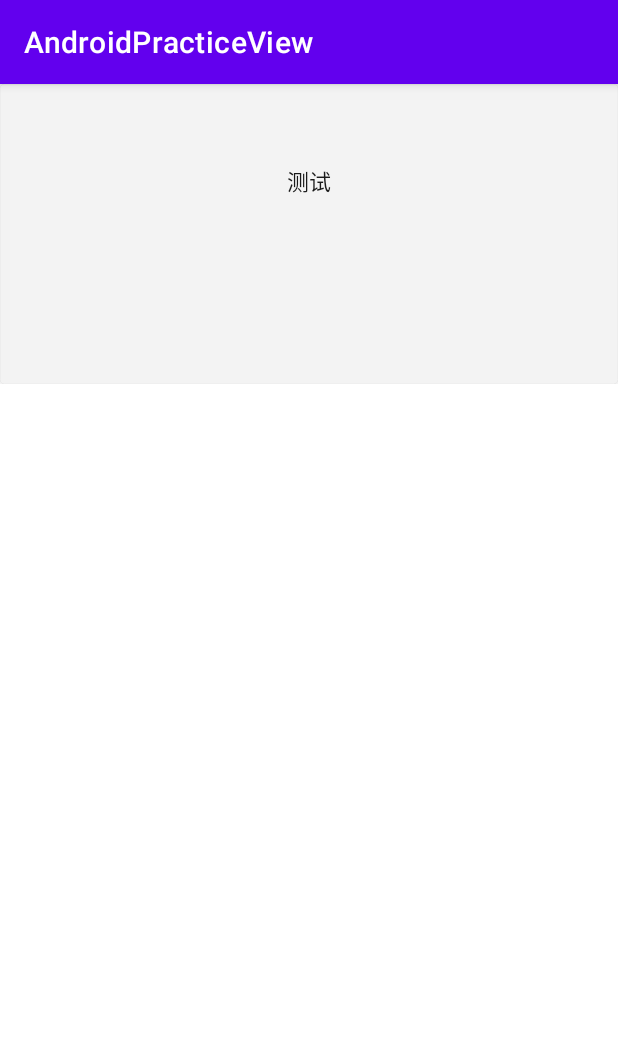
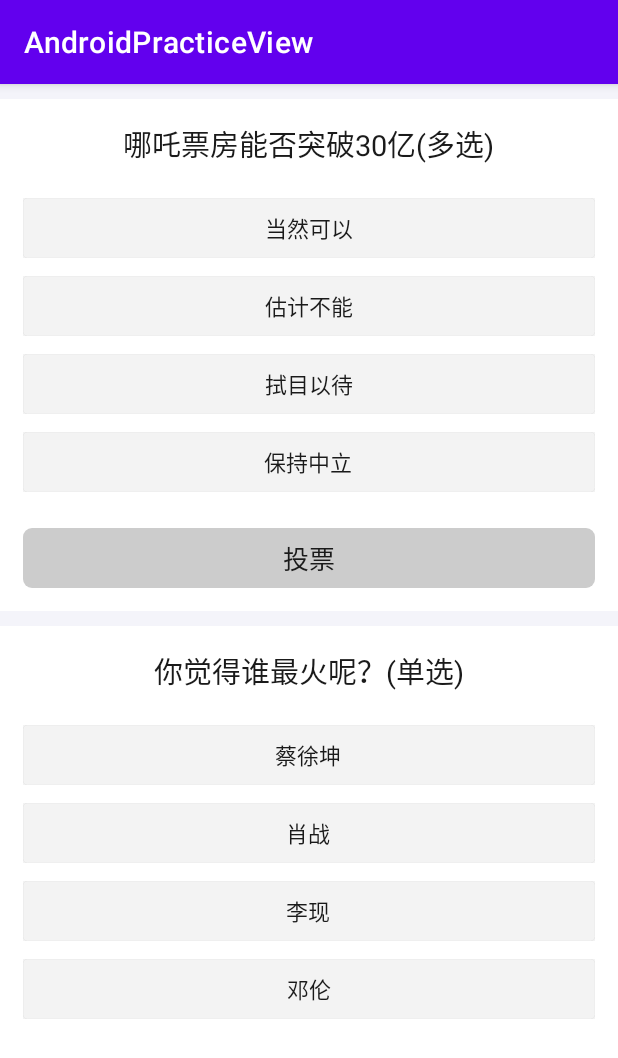
Before and after one commit to Joseph-zzr/AndroidCustomView, an Android app: the SinaVoteActivity screen opened directly, with no data from a screen before it, on a phone screen of 412 x 824 dp. Shown: the top 1058 px of the screen. Run offline under Robolectric (Android 15) with nearby library versions, the phone set to English and light mode, and no system bars.

Commit message:
[story] 自定义view-新浪微博投票控件，跑起来了！！完成投票选项（单选、多选）的点击功能

```diff
--- a/app/src/main/java/com/example/androidpracticeview/activity/SinaVoteActivity.kt
+++ b/app/src/main/java/com/example/androidpracticeview/activity/SinaVoteActivity.kt
@@ -2,7 +2,10 @@ package com.example.androidpracticeview.activity
 
 import androidx.appcompat.app.AppCompatActivity
 import android.os.Bundle
+import android.widget.LinearLayout
+import com.allen.androidcustomview.data.getMockData
 import com.example.androidpracticeview.R
+import com.example.androidpracticeview.widget.vote.VoteLayoutAdapter
 import kotlinx.android.synthetic.main.activity_sina_vote.*
 
 
@@ -16,16 +19,15 @@ import kotlinx.android.synthetic.main.activity_sina_vote.*
  * </pre>
  */
 class SinaVoteActivity : AppCompatActivity() {
+
+    private var vote_LinearLayout: LinearLayout? = null
+    var voteLayoutAdapter: VoteLayoutAdapter? = null
+
     override fun onCreate(savedInstanceState: Bundle?) {
         super.onCreate(savedInstanceState)
         setContentView(R.layout.activity_sina_vote)
-        voteview.setVoteTextSize(voteview.sp2px(15))
-            .setVoteUncheckedContentTextColor(resources.getColor(R.color.unchecked_content_text_color))
-            .setVoteCheckedContentTextColor(resources.getColor(R.color.checked_content_text_color))
-            .setVoteUncheckedProgressColor(resources.getColor(R.color.unchecked_progress_color))
-            .setVoteBorderColor(resources.getColor(R.color.border_color))
-            .setVoteBorderRadius(voteview.dp2px(3f))
-            .setVoteContent("测试")
-            .invalidate()
+        vote_LinearLayout = findViewById(R.id.vote_ll)
+        voteLayoutAdapter = VoteLayoutAdapter(vote_LinearLayout!!)
+        voteLayoutAdapter?.setData(getMockData())
     }
 }
--- /dev/null
+++ b/app/src/main/java/com/example/androidpracticeview/data/VoteData.kt
@@ -0,0 +1,49 @@
+package com.allen.androidcustomview.data
+
+import com.example.androidpracticeview.bean.VoteBean
+import com.example.androidpracticeview.bean.VoteOption
+import kotlin.random.Random
+
+/**
+ * <pre>
+ *      @author : Allen
+ *      date    : 2019/08/06
+ *      desc    :
+ * </pre>
+ */
+
+fun getMockData(): ArrayList<VoteBean> {
+    val list: ArrayList<VoteBean> = arrayListOf()
+    for (i in 0..1)
+        list.add(getVoteBeanData(i))
+    return list
+}
+
+private fun getVoteBeanData(index: Int): VoteBean {
+    val voteTitle: String = when (index) {
+        0 -> "哪吒票房能否突破30亿(多选)"
+        1 -> "你觉得谁最火呢？(单选)"
+        else -> ""
+    }
+    return VoteBean(11, voteTitle, if (index == 0) "multiple" else "single", 2, false, Random.nextInt(10000, 20000), getVoteOptionsDatas(index))
+}
+
+private fun getVoteOptionsDatas(index: Int): java.util.ArrayList<VoteOption>? {
+    var list: ArrayList<VoteOption> = arrayListOf()
+    for (i in 0..3)
+        list.add(getVoteOptionData(index, i))
+    return list
+
+}
+
+private fun getVoteOptionData(index: Int, i: Int): VoteOption {
+
+    val voteContent: String = when (i) {
+        0 -> if (index == 0) "当然可以" else "蔡徐坤"
+        1 -> if (index == 0) "估计不能" else "肖战"
+        2 -> if (index == 0) "拭目以待" else "李现"
+        3 -> if (index == 0) "保持中立" else "邓伦"
+        else -> ""
+    }
+    return VoteOption(i, voteContent, i, Random.nextInt(6666,8888), false)
+}
--- a/app/src/main/java/com/example/androidpracticeview/widget/vote/VoteContainerView.kt
+++ b/app/src/main/java/com/example/androidpracticeview/widget/vote/VoteContainerView.kt
@@ -4,10 +4,8 @@ import android.content.Context
 import android.util.AttributeSet
 import android.view.LayoutInflater
 import android.view.View
-import android.widget.Button
-import android.widget.FrameLayout
-import android.widget.LinearLayout
-import android.widget.TextView
+import android.view.ViewGroup
+import android.widget.*
 import com.example.androidpracticeview.R
 import com.example.androidpracticeview.bean.VoteBean
 import com.example.androidpracticeview.bean.VoteOption
@@ -31,22 +29,21 @@ class VoteContainerView @JvmOverloads constructor(
 
     private var voteViewHoldersList: ArrayList<VoteItemViewHodler> = arrayListOf()
 
-    private var vote_container_vote_btn: Button? = null
-    private var vote_container_title: TextView? = null
-    private var vote_item_ll: LinearLayout? = null
+    companion object {
+        val VOTE_TYPE_MULTIPLE = "multiple"
+        val VOTE_TYPE_SINGLE = "single"
+    }
 
     private var mData: VoteBean? = null
+
+    /**
+     * 记录点击哪个按钮的id
+     */
     private var optionIdsList = arrayListOf<Int>()
 
 
     init {
-        initFindViewById()
         initView()
-    }
-
-    private fun initFindViewById() {
-        vote_container_vote_btn = findViewById(R.id.vote_container_vote_btn)
-        vote_container_title = findViewById(R.id.vote_container_title)
     }
 
     private fun initView() {
@@ -67,10 +64,33 @@ class VoteContainerView @JvmOverloads constructor(
             voteViewHoldersList.clear()
             optionIdsList.clear()
             vote_item_ll?.removeAllViews()
-            data.options?.forEachIndexed{ index, voteOption ->
+            for (index in 0 until data.options.size) {
+                val voteOption = data.options[index]
                 val viewHolder: VoteItemViewHodler = onCreateViewHolder()
-                viewHolder
+                setVoteStatues(data)
+                setVoteBtnStatues()
+                viewHolder.bind(index, voteOption, data)
+                voteViewHoldersList.add(viewHolder)
+                vote_item_ll?.addView(viewHolder.voteView)
             }
+        }
+    }
+
+    private fun setVoteBtnStatues() {
+        val buttonClickable = optionIdsList.size > 0
+        if (buttonClickable) {
+            vote_container_vote_btn.setBackgroundResource(R.drawable.shape_bg_clickable)
+        } else {
+            vote_container_vote_btn.setBackgroundResource(R.drawable.shape_bg_un_clickable)
+        }
+        vote_container_vote_btn.isClickable = buttonClickable
+    }
+
+    private fun setVoteStatues(data: VoteBean) {
+        if (data.choiceType == VOTE_TYPE_MULTIPLE) {//多选
+            vote_container_vote_btn.visibility = View.VISIBLE
+        } else {//单选
+            vote_container_vote_btn.visibility = View.GONE
         }
     }
 
@@ -83,13 +103,32 @@ class VoteContainerView @JvmOverloads constructor(
         voteView.setVoteTextSize(voteView.sp2px(15))
                 .setVoteUncheckedContentTextColor(resources.getColor(R.color.unchecked_content_text_color))
                 .setVoteCheckedContentTextColor(resources.getColor(R.color.checked_content_text_color))
+                .setVoteUncheckedProgressColor(resources.getColor(R.color.unchecked_progress_color))
+                .setVoteCheckedProgressColor(resources.getColor(R.color.checked_progress_color))
                 .setVoteBorderColor(resources.getColor(R.color.border_color))
                 .setVoteBorderRadius(voteView.dp2px(3f))
+                .setVoteCheckedIcon(resources.getDrawable(R.mipmap.icon_vote_check))
+                .setVoteRightIconSize(voteView.dp2px(18f).toInt())
+        val layoutParams = LinearLayout.LayoutParams(ViewGroup.LayoutParams.MATCH_PARENT, voteView.dp2px(40F).toInt())
+        layoutParams.bottomMargin = voteView.dp2px(12f).toInt()
+        voteView.layoutParams = layoutParams
         return voteView
     }
 
     private fun setVoteTitle(title: String?) {
         vote_container_title?.text = title ?: ""
+    }
+
+    private fun addOptionIds(id: Int){
+        optionIdsList.add(id)
+    }
+
+    private fun removeOptionIds(id: Int) {
+        optionIdsList.remove(id)
+    }
+
+    private fun getOptionIdsSize(): Int {
+        return optionIdsList.size
     }
 
     class VoteItemViewHodler(
@@ -98,14 +137,58 @@ class VoteContainerView @JvmOverloads constructor(
 
         private val voteContainerViewRef = WeakReference(voteContainerView)
 
+        private fun ref(): VoteContainerView? {
+            return voteContainerViewRef.get()
+        }
         private var data: VoteOption? = null
         private var mainVote: VoteBean? = null
+        var isVoteMulti = true
 
         fun bind(position: Int, voteOption: VoteOption, mainVote: VoteBean) {
             this.data = voteOption
             this.mainVote = mainVote
 
+            isVoteMulti = mainVote.choiceType == VOTE_TYPE_MULTIPLE
 
+            voteView.setVoteIsSelected(voteOption.voted ?: false)
+                .setVoteContent(voteOption.content)
+                .refreshView()
+
+            voteView.setOnClickListener{
+                if (isVoteMulti) {
+                    setMultiChoice(voteView, voteOption)
+                } else {
+                    setSingleChoice(voteView, voteOption)
+                }
+            }
+        }
+
+        private fun setSingleChoice(voteView: VoteView, voteOption: VoteOption) {
+            val optionsIdSize = ref()?.optionIdsList?.size ?: 0
+            if (optionsIdSize > 0){
+                return
+            }
+            ref()?.addOptionIds(voteOption.id ?: 0)
+            voteOption.voted = true
+            voteView.setVoteIsSelected(voteOption.voted ?: false).refreshView()
+        }
+
+        private fun setMultiChoice(voteView: VoteView, voteOption: VoteOption) {
+            if (voteOption.voted == true){
+                voteOption.voted = false
+                ref()?.removeOptionIds(voteOption.id ?: 0)
+            } else {
+                val optionsIdSize = ref()?.optionIdsList?.size ?: 0
+                val maxSelect = mainVote?.maxSelect ?: 0
+                if (optionsIdSize < maxSelect) {
+                    voteOption.voted = true
+                    ref()?.addOptionIds(voteOption.id ?:0 )
+                } else {
+                    Toast.makeText(ref()?.context, "最多可选${maxSelect}个", Toast.LENGTH_SHORT).show()
+                }
+            }
+            ref()?.setVoteBtnStatues()
+            voteView.setVoteIsSelected(voteOption.voted ?: false).refreshView()
         }
     }
 
--- /dev/null
+++ b/app/src/main/java/com/example/androidpracticeview/widget/vote/VoteLayoutAdapter.kt
@@ -0,0 +1,50 @@
+package com.example.androidpracticeview.widget.vote
+
+import android.view.View
+import android.view.ViewGroup
+import com.example.androidpracticeview.bean.VoteBean
+
+/**
+ * <pre>
+ *      @author : Joseph
+ *      e-mail  : 913870737@qq.com
+ *      date    : 2022年1月26日
+ *      desc    : vote
+ *      version : 1.0
+ * </pre>
+ */
+class VoteLayoutAdapter(private val viewGroup: ViewGroup){
+
+    private var viewHoldersList = mutableListOf<VoteViewHolder>()
+
+    fun setData(voteBeanList: ArrayList<VoteBean>?) {
+        viewGroup.removeAllViews()
+        viewHoldersList.clear()
+        if (voteBeanList == null || voteBeanList.size <= 0){
+            viewGroup.visibility = View.GONE
+        } else {
+            viewGroup.visibility = View.VISIBLE
+            for (i in 0 until voteBeanList.size) {
+                val viewHolder = onCreateViewHolder(viewGroup, i)
+                viewHolder.bind(voteBeanList[i])
+                viewHoldersList.add(viewHolder)
+                viewGroup.addView(viewHolder.voteContainerView)
+            }
+        }
+    }
+
+    private fun onCreateViewHolder(viewGroup: ViewGroup, position: Int): VoteViewHolder {
+        val view = VoteContainerView(viewGroup.context)
+        return VoteViewHolder(view, this, position)
+    }
+
+    class VoteViewHolder(val voteContainerView: VoteContainerView, adapter: VoteLayoutAdapter, var position: Int){
+
+        private var mMainVote: VoteBean? = null
+        fun bind(voteBean: VoteBean) {
+            mMainVote = voteBean
+            voteContainerView.setVoteData(voteBean)
+        }
+
+    }
+}
--- a/app/src/main/java/com/example/androidpracticeview/widget/vote/VoteView.kt
+++ b/app/src/main/java/com/example/androidpracticeview/widget/vote/VoteView.kt
@@ -3,6 +3,7 @@ package com.example.androidpracticeview.widget.vote
 import android.content.Context
 import android.graphics.*
 import android.graphics.drawable.BitmapDrawable
+import android.graphics.drawable.Drawable
 import android.util.AttributeSet
 import android.util.TypedValue
 import android.view.View
@@ -29,6 +30,7 @@ class VoteView @JvmOverloads constructor(
     private var bgRectF = RectF()
     private var progressRectF = RectF()
     private var voteContentRectF = Rect()
+    private var voteRightIconRectF = Rect()
 
     private var voteContentBaseline = 0
 
@@ -42,8 +44,15 @@ class VoteView @JvmOverloads constructor(
     private var progressPaint: Paint? = null
     private var borderPaint: Paint? = null
     private var voteContentTextPaint: Paint? = null
+    private var iconPaint: Paint? = null
+
+    private var rightCheckedBitmapRes: Bitmap? = null
+    private var rightIconWidth = 0
+    private var rightIconHeight = 0
 
     private var textPaintSize: Int = 0
+
+    private var voteIconMarginLeft = 0
 
     private var checkedProgressColor = 0
     private var unCheckedProgressColor = 0
@@ -60,7 +69,7 @@ class VoteView @JvmOverloads constructor(
     private var isVoteChecked = false
     private var textWidth = 0
 
-    private val defaultCheckedProgressColor = Color.argb(1, 255, 124, 5)
+    private val defaultCheckedProgressColor = Color.argb(1,255,124,1)
     private val defaultUncheckedProgressColor = Color.parseColor("#F3F3F3")
     private val defaultCheckedTextColor = Color.parseColor("#FF7C05")
     private val defaultUncheckedTextColor = Color.parseColor("#1a1a1a")
@@ -68,12 +77,24 @@ class VoteView @JvmOverloads constructor(
 
 
     init {
+        voteIconMarginLeft = dp2px(15f).toInt()
         initAttr(context, attrs, defStyleAttr)
 
         initPaint()
 
+        initVoteRightIcon()
+
         initColor()
+    }
 
+    private fun initVoteRightIcon() {
+        if (rightCheckedBitmapRes != null) {
+            if (rightIconWidth == 0 || rightIconHeight == 0) {
+                val iconSize = dp2px(36f).toInt()
+                rightIconWidth = iconSize
+                rightIconHeight = iconSize
+            }
+        }
     }
 
     override fun onSizeChanged(w: Int, h: Int, oldw: Int, oldh: Int) {
@@ -85,6 +106,7 @@ class VoteView @JvmOverloads constructor(
         setProgressRect()
 
         setVoetContextRect()
+        setVoteRightIconRect()
     }
 
 
@@ -96,10 +118,17 @@ class VoteView @JvmOverloads constructor(
         drawBorder(canvas)
 
         drawVoteContentText(canvas)
+        drawVoteRightIcon(canvas)
     }
 
 
+
+
     private fun initPaint() {
+        iconPaint = Paint(Paint.ANTI_ALIAS_FLAG).apply {
+            isFilterBitmap = true
+            isDither = true
+        }
         bgPaint = getPaint(dp2px(0.5f), Color.WHITE, Paint.Style.FILL)
         progressPaint = getPaint(dp2px(0.5f), unCheckedProgressColor, Paint.Style.FILL)
         borderPaint = getPaint(dp2px(0.5f), borderColor, Paint.Style.STROKE)
@@ -133,12 +162,20 @@ class VoteView @JvmOverloads constructor(
 
 //        animDuration = typedArray.getInt(R.styleable.VoteView_voteAnimDuration, 500).toLong()
 
-//        rightCheckedBitmapRes = (typedArray.getDrawable(R.styleable.VoteView_voteCheckedIcon) as? BitmapDrawable)?.bitmap
+        rightCheckedBitmapRes = (typedArray.getDrawable(R.styleable.VoteView_voteCheckedIcon) as? BitmapDrawable)?.bitmap
 
-//        rightIconWidth = typedArray.getDimensionPixelOffset(R.styleable.VoteView_voteRightIconWidth, 0)
-//        rightIconHeight = typedArray.getDimensionPixelOffset(R.styleable.VoteView_voteRightIconHeight, 0)
+        rightIconWidth = typedArray.getDimensionPixelOffset(R.styleable.VoteView_voteRightIconWidth, 0)
+        rightIconHeight = typedArray.getDimensionPixelOffset(R.styleable.VoteView_voteRightIconHeight, 0)
 
         typedArray.recycle()
+    }
+
+    private fun drawVoteRightIcon(canvas: Canvas) {
+        if (rightCheckedBitmapRes != null && isVoteChecked) {
+            voteRightIconRectF.left = voteContentRectF.right + voteIconMarginLeft
+            voteRightIconRectF.right = voteRightIconRectF.left + rightIconWidth
+            canvas.drawBitmap(rightCheckedBitmapRes!!, null, voteRightIconRectF, iconPaint)
+        }
     }
 
         /**
@@ -188,6 +225,10 @@ class VoteView @JvmOverloads constructor(
 
     }
 
+    fun refreshView() {
+        initColor()
+        invalidate()
+    }
 
 
     private fun getPaint(strokeWidth: Float, color: Int, style: Paint.Style): Paint {
@@ -210,6 +251,13 @@ class VoteView @JvmOverloads constructor(
 
     private fun setProgressRect() {
         progressRectF.set(0f, 0f, 0f, mHeight.toFloat())
+    }
+
+    private fun setVoteRightIconRect() {
+        voteRightIconRectF.set(voteContentRectF.right + voteIconMarginLeft,
+            (mHeight - rightIconHeight) / 2,
+            voteContentRectF.right + voteIconMarginLeft + rightIconWidth,
+            (mHeight + rightIconHeight) / 2)
     }
 
     private fun getProgressRectF(): RectF {
@@ -239,7 +287,7 @@ class VoteView @JvmOverloads constructor(
 
         val fontMetrics = voteContentTextPaint!!.fontMetricsInt
         //这里就相当于，取控件一半高度 + Ascent的半高度，刚好就是baseline的高度
-        voteContentBaseline = (voteContentRectF.bottom + voteContentRectF.top - fontMetrics.bottom - fontMetrics.top) /3
+        voteContentBaseline = (voteContentRectF.bottom + voteContentRectF.top - fontMetrics.bottom - fontMetrics.top) / 2
     }
 
     fun setProgress(progress: Float) {
@@ -295,6 +343,17 @@ class VoteView @JvmOverloads constructor(
         return this
     }
 
+    fun setVoteCheckedIcon(iconBitmap: Drawable): VoteView {
+        this.rightCheckedBitmapRes = (iconBitmap as? BitmapDrawable)?.bitmap
+        return this
+    }
+
+    fun setVoteRightIconSize(width_height: Int): VoteView {
+        this.rightIconWidth = width_height
+        this.rightIconHeight = width_height
+        return this
+    }
+
     fun dp2px(dpVal: Float): Float {
         return TypedValue.applyDimension(
             TypedValue.COMPLEX_UNIT_DIP,
--- /dev/null
+++ b/app/src/main/res/drawable/shape_bg_clickable.xml
@@ -0,0 +1,7 @@
+<?xml version="1.0" encoding="utf-8"?>
+<shape xmlns:android="http://schemas.android.com/apk/res/android"
+    android:shape="rectangle">
+    <corners android:radius="6dp" />
+    <solid android:color="#ffd500" />
+
+</shape>
--- /dev/null
+++ b/app/src/main/res/drawable/shape_bg_un_clickable.xml
@@ -0,0 +1,7 @@
+<?xml version="1.0" encoding="utf-8"?>
+<shape xmlns:android="http://schemas.android.com/apk/res/android"
+    android:shape="rectangle">
+    <corners android:radius="6dp" />
+    <solid android:color="#cccccc" />
+
+</shape>
--- a/app/src/main/res/layout/activity_sina_vote.xml
+++ b/app/src/main/res/layout/activity_sina_vote.xml
@@ -1,16 +1,19 @@
 <?xml version="1.0" encoding="utf-8"?>
-<LinearLayout xmlns:android="http://schemas.android.com/apk/res/android"
+<androidx.core.widget.NestedScrollView
+    xmlns:android="http://schemas.android.com/apk/res/android"
     xmlns:app="http://schemas.android.com/apk/res-auto"
     xmlns:tools="http://schemas.android.com/tools"
     android:layout_width="match_parent"
     android:layout_height="match_parent"
     android:orientation="vertical"
+    android:background="@color/white"
     tools:context=".activity.SinaVoteActivity">
 
-    <com.example.androidpracticeview.widget.vote.VoteView
-        android:id="@+id/voteview"
+    <LinearLayout
+        android:id="@+id/vote_ll"
         android:layout_width="match_parent"
-        android:layout_height="200dp"
+        android:layout_height="wrap_content"
+        android:orientation="vertical"
         />
 
-</LinearLayout>
+</androidx.core.widget.NestedScrollView>
```
Also changed, not shown: app/src/main/res/mipmap-mdpi/icon_vote_check.png (added).
